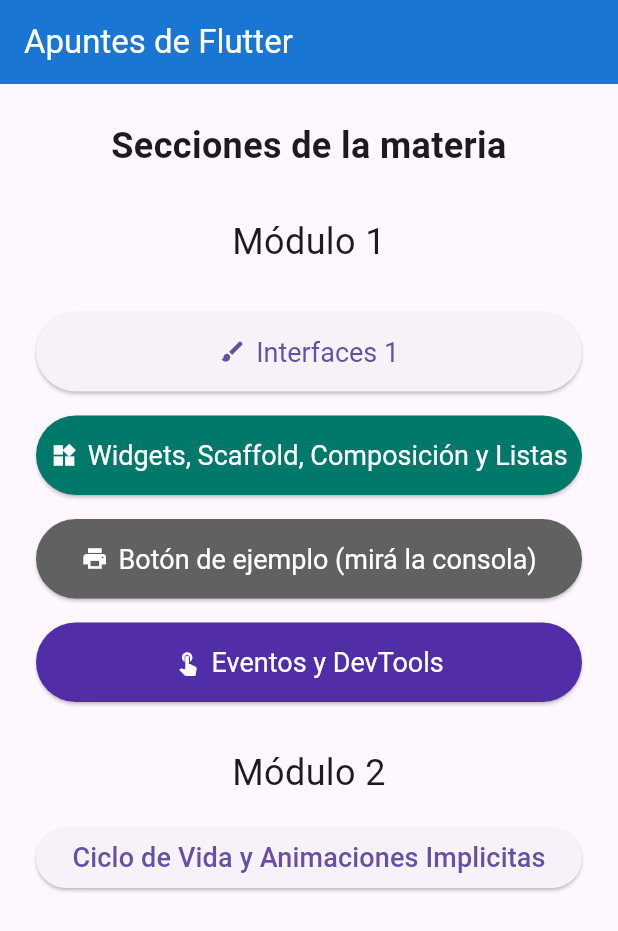
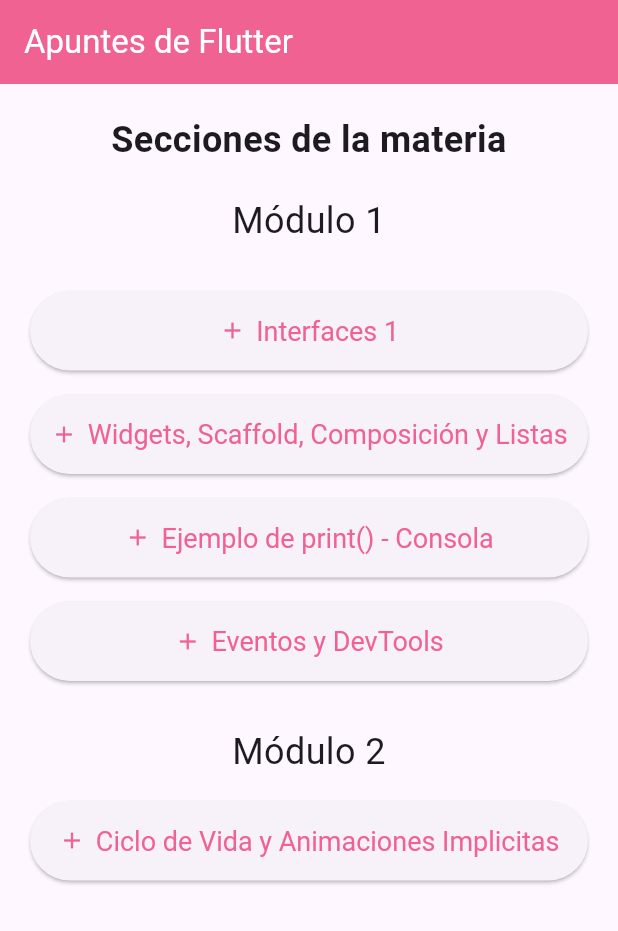
Before and after one commit to sofi-bazan/Mobile-con-Flutter, a Flutter app: the screen it shows after launch, on a phone screen of 412 x 824 dp. Shown: the top 931 px of the screen. Run offline on Flutter 3.47's test engine with Material 3 defaults, Android fonts, the phone set to English and light mode, and no system bars.

Commit message:
idk 2nd commit

```diff
--- a/lib/main.dart
+++ b/lib/main.dart
@@ -33,11 +33,11 @@ class PantallaPrincipal extends StatelessWidget {
     return Scaffold(
       appBar: AppBar(
         title: const Text('Apuntes de Flutter'),
-        backgroundColor: Colors.blue[700],
+        backgroundColor: Colors.pink[300],
         foregroundColor: Colors.white,
       ),
       body: Padding(
-        padding: const EdgeInsets.all(24.0),
+        padding: const EdgeInsets.all(20),
         child: Column(
           crossAxisAlignment: CrossAxisAlignment.stretch,
           children: [
@@ -50,7 +50,8 @@ class PantallaPrincipal extends StatelessWidget {
               ),
               textAlign: TextAlign.center,
             ),
-            const SizedBox(height: 30),
+
+            const SizedBox(height: 20),
 
             const Text(
               'Módulo 1',
@@ -59,6 +60,7 @@ class PantallaPrincipal extends StatelessWidget {
               ),
               textAlign: TextAlign.center,
             ),
+
             const SizedBox(height: 30),
 
             // BOTÓN PARA INTERFACES 1
@@ -71,11 +73,12 @@ class PantallaPrincipal extends StatelessWidget {
                   ),
                 );
               },
-              icon: const Icon(Icons.brush),
+              icon: const Icon(Icons.add),
               label: const Text('Interfaces 1'),
               style: ElevatedButton.styleFrom(
                 padding: const EdgeInsets.symmetric(vertical: 16),
                 textStyle: const TextStyle(fontSize: 18),
+                foregroundColor: Colors.pink[300],
               ),
             ),
             const SizedBox(height: 16),
@@ -90,28 +93,27 @@ class PantallaPrincipal extends StatelessWidget {
                   ),
                 );
               },
-              icon: const Icon(Icons.widgets),
+              icon: const Icon(Icons.add),
               label: const Text('Widgets, Scaffold, Composición y Listas'),
               style: ElevatedButton.styleFrom(
                 padding: const EdgeInsets.symmetric(vertical: 16),
                 textStyle: const TextStyle(fontSize: 18),
-                backgroundColor: Colors.teal[700],
-                foregroundColor: Colors.white,
+                foregroundColor: Colors.pink[300],
               ),
             ),
 
+            // EJEMPLO DE PRINT()
             const SizedBox(height: 16),
             ElevatedButton.icon(
               onPressed: () {
-                print('He leído el resumen de Widgets, Scaffold y Composición - Apellido');
+                print('Hola Sofi !!');
               },
-              icon: const Icon(Icons.print),
-              label: const Text('Botón de ejemplo (mirá la consola)'),
+              icon: const Icon(Icons.add),
+              label: const Text('Ejemplo de print() - Consola'),
               style: ElevatedButton.styleFrom(
                 padding: const EdgeInsets.symmetric(vertical: 16),
                 textStyle: const TextStyle(fontSize: 18),
-                backgroundColor: Colors.grey[700],
-                foregroundColor: Colors.white,
+                foregroundColor: Colors.pink[300],
               ),
             ),
 
@@ -126,17 +128,17 @@ class PantallaPrincipal extends StatelessWidget {
                   ),
                 );
               },
-              icon: const Icon(Icons.touch_app),
+              icon: const Icon(Icons.add),
               label: const Text('Eventos y DevTools'),
               style: ElevatedButton.styleFrom(
                 padding: const EdgeInsets.symmetric(vertical: 16),
                 textStyle: const TextStyle(fontSize: 18),
-                backgroundColor: Colors.deepPurple[700],
-                foregroundColor: Colors.white,
+                foregroundColor: Colors.pink[300],
               ),
             ),
 
             const SizedBox(height: 30),
+
             const Text(
               'Módulo 2',
               style: TextStyle(
@@ -147,7 +149,7 @@ class PantallaPrincipal extends StatelessWidget {
 
             // BOTÓN PARA CICLO DE VIDA ANIMACIONES
             const SizedBox(height: 16),
-            ElevatedButton(
+            ElevatedButton.icon(
               onPressed: () {
                 Navigator.push(
                   context,
@@ -156,9 +158,12 @@ class PantallaPrincipal extends StatelessWidget {
                   ),
                 );
               },
-              child: const Text(
-                'Ciclo de Vida y Animaciones Implicitas',
-                style: TextStyle(fontSize: 18), // Tamaño del texto
+              icon: const Icon(Icons.add),
+              label: const Text('Ciclo de Vida y Animaciones Implicitas'),
+              style: ElevatedButton.styleFrom(
+                padding: const EdgeInsets.symmetric(vertical: 16),
+                textStyle: const TextStyle(fontSize: 18),
+                foregroundColor: Colors.pink[300],
               ),
             ),
           ],
```
